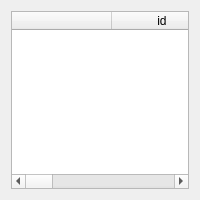
First picture: the form in vigir_ocs_template_manager/src/ui/template_manager_widget.ui, repository team-vigir/vigir_ocs_common, before the edit.
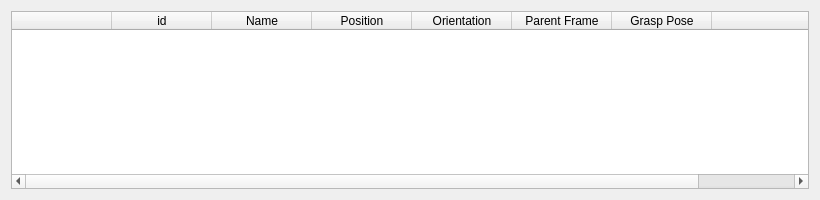
Second picture: the form after the edit.

Commit message: - template manager bugs fixed and prepared to talk to template nodelet and send template selection message out

```diff
--- a/vigir_ocs_template_manager/src/ui/template_manager_widget.ui
+++ b/vigir_ocs_template_manager/src/ui/template_manager_widget.ui
@@ -6,13 +6,13 @@
    <rect>
     <x>0</x>
     <y>0</y>
-    <width>200</width>
+    <width>820</width>
     <height>200</height>
    </rect>
   </property>
   <property name="minimumSize">
    <size>
-    <width>200</width>
+    <width>820</width>
     <height>200</height>
    </size>
   </property>
@@ -66,6 +66,11 @@
           <string>Grasp Pose</string>
          </property>
         </column>
+        <column>
+         <property name="text">
+          <string/>
+         </property>
+        </column>
        </widget>
       </item>
      </layout>
```
The commit also changes 5 other files.
